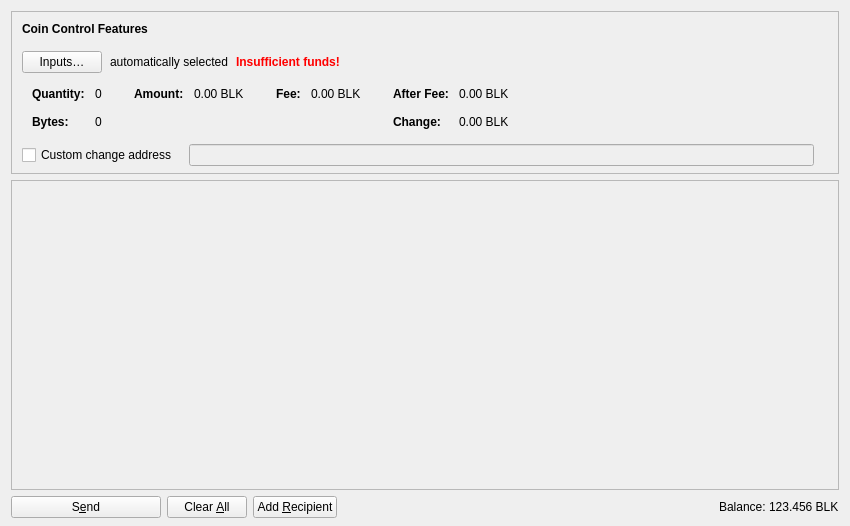
Before: the Qt Designer form src/qt/forms/sendcoinsdialog.ui in watsoncoders/Pavnetwork, drawn with Qt 5.
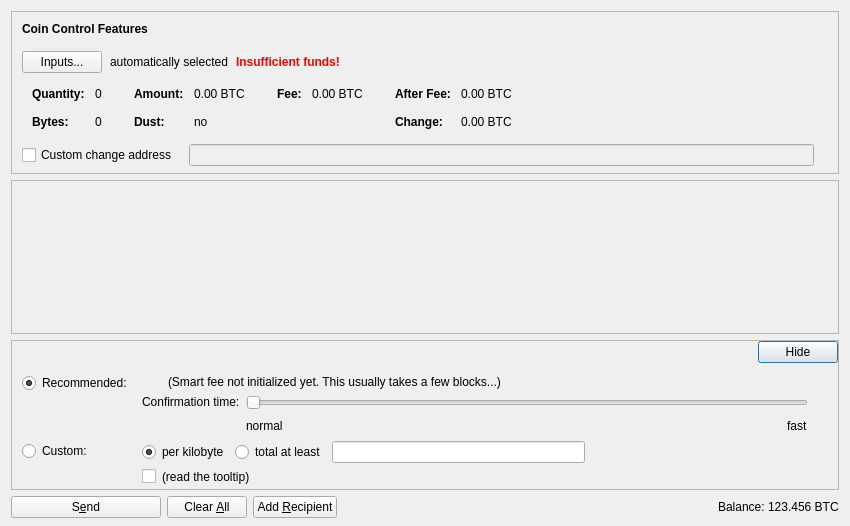
After: the same form once the commit is applied. Icons and pictures are not drawn. Custom widgets are drawn as their Qt base class.

Patch:
```diff
--- a/src/qt/forms/sendcoinsdialog.ui
+++ b/src/qt/forms/sendcoinsdialog.ui
@@ -13,7 +13,7 @@
   <property name="windowTitle">
    <string>Send Coins</string>
   </property>
-  <layout class="QVBoxLayout" name="verticalLayout" stretch="0,1,0">
+  <layout class="QVBoxLayout" name="verticalLayout" stretch="0,1,0,0">
    <property name="bottomMargin">
     <number>8</number>
    </property>
@@ -107,7 +107,7 @@
              <string notr="true"/>
             </property>
             <property name="text">
-             <string>Inputs…</string>
+             <string>Inputs...</string>
             </property>
             <property name="autoDefault">
              <bool>false</bool>
@@ -318,7 +318,36 @@
                   <enum>Qt::ActionsContextMenu</enum>
                  </property>
                  <property name="text">
-                  <string notr="true">0.00 BLK</string>
+                  <string notr="true">0.00 BTC</string>
+                 </property>
+                 <property name="textInteractionFlags">
+                  <set>Qt::LinksAccessibleByMouse|Qt::TextSelectableByKeyboard|Qt::TextSelectableByMouse</set>
+                 </property>
+                </widget>
+               </item>
+               <item row="1" column="0">
+                <widget class="QLabel" name="labelCoinControlLowOutputText">
+                 <property name="font">
+                  <font>
+                   <weight>75</weight>
+                   <bold>true</bold>
+                  </font>
+                 </property>
+                 <property name="text">
+                  <string>Dust:</string>
+                 </property>
+                </widget>
+               </item>
+               <item row="1" column="1">
+                <widget class="QLabel" name="labelCoinControlLowOutput">
+                 <property name="cursor">
+                  <cursorShape>IBeamCursor</cursorShape>
+                 </property>
+                 <property name="contextMenuPolicy">
+                  <enum>Qt::ActionsContextMenu</enum>
+                 </property>
+                 <property name="text">
+                  <string notr="true">no</string>
                  </property>
                  <property name="textInteractionFlags">
                   <set>Qt::LinksAccessibleByMouse|Qt::TextSelectableByKeyboard|Qt::TextSelectableByMouse</set>
@@ -369,7 +398,7 @@
                   <enum>Qt::ActionsContextMenu</enum>
                  </property>
                  <property name="text">
-                  <string notr="true">0.00 BLK</string>
+                  <string notr="true">0.00 BTC</string>
                  </property>
                  <property name="textInteractionFlags">
                   <set>Qt::LinksAccessibleByMouse|Qt::TextSelectableByKeyboard|Qt::TextSelectableByMouse</set>
@@ -380,9 +409,6 @@
              </item>
              <item>
               <layout class="QFormLayout" name="formLayoutCoinControl4">
-               <property name="labelAlignment">
-                <set>Qt::AlignLeft|Qt::AlignVCenter</set>
-               </property>
                <property name="horizontalSpacing">
                 <number>10</number>
                </property>
@@ -423,7 +449,7 @@
                   <enum>Qt::ActionsContextMenu</enum>
                  </property>
                  <property name="text">
-                  <string notr="true">0.00 BLK</string>
+                  <string notr="true">0.00 BTC</string>
                  </property>
                  <property name="textInteractionFlags">
                   <set>Qt::LinksAccessibleByMouse|Qt::TextSelectableByKeyboard|Qt::TextSelectableByMouse</set>
@@ -452,7 +478,7 @@
                   <enum>Qt::ActionsContextMenu</enum>
                  </property>
                  <property name="text">
-                  <string notr="true">0.00 BLK</string>
+                  <string notr="true">0.00 BTC</string>
                  </property>
                  <property name="textInteractionFlags">
                   <set>Qt::LinksAccessibleByMouse|Qt::TextSelectableByKeyboard|Qt::TextSelectableByMouse</set>
@@ -556,7 +582,7 @@
         <x>0</x>
         <y>0</y>
         <width>830</width>
-        <height>304</height>
+        <height>104</height>
        </rect>
       </property>
       <layout class="QVBoxLayout" name="verticalLayout_2" stretch="0,1">
@@ -587,6 +613,494 @@
      </widget>
     </widget>
    </item>
+   <item>
+    <widget class="QFrame" name="frameFee">
+     <property name="sizePolicy">
+      <sizepolicy hsizetype="Expanding" vsizetype="Expanding">
+       <horstretch>0</horstretch>
+       <verstretch>0</verstretch>
+      </sizepolicy>
+     </property>
+     <property name="maximumSize">
+      <size>
+       <width>16777215</width>
+       <height>16777215</height>
+      </size>
+     </property>
+     <property name="frameShape">
+      <enum>QFrame::StyledPanel</enum>
+     </property>
+     <property name="frameShadow">
+      <enum>QFrame::Sunken</enum>
+     </property>
+     <layout class="QVBoxLayout" name="verticalLayoutFee1">
+      <property name="spacing">
+       <number>0</number>
+      </property>
+      <property name="leftMargin">
+       <number>0</number>
+      </property>
+      <property name="topMargin">
+       <number>0</number>
+      </property>
+      <property name="rightMargin">
+       <number>0</number>
+      </property>
+      <property name="bottomMargin">
+       <number>0</number>
+      </property>
+      <item>
+       <layout class="QVBoxLayout" name="verticalLayoutFee2" stretch="0,0,0">
+        <property name="spacing">
+         <number>0</number>
+        </property>
+        <property name="leftMargin">
+         <number>10</number>
+        </property>
+        <property name="topMargin">
+         <number>0</number>
+        </property>
+        <item>
+         <layout class="QHBoxLayout" name="horizontalLayoutFee1">
+          <property name="bottomMargin">
+           <number>0</number>
+          </property>
+          <item>
+           <layout class="QVBoxLayout" name="verticalLayoutFee7">
+            <property name="spacing">
+             <number>0</number>
+            </property>
+            <item>
+             <spacer name="verticalSpacerSmartFee">
+              <property name="orientation">
+               <enum>Qt::Vertical</enum>
+              </property>
+              <property name="sizeType">
+               <enum>QSizePolicy::Fixed</enum>
+              </property>
+              <property name="sizeHint" stdset="0">
+               <size>
+                <width>1</width>
+                <height>4</height>
+               </size>
+              </property>
+             </spacer>
+            </item>
+            <item>
+             <spacer name="verticalSpacer_5">
+              <property name="orientation">
+               <enum>Qt::Vertical</enum>
+              </property>
+              <property name="sizeHint" stdset="0">
+               <size>
+                <width>1</width>
+                <height>1</height>
+               </size>
+              </property>
+             </spacer>
+            </item>
+           </layout>
+          </item>
+          <item>
+           <spacer name="horizontalSpacer_4">
+            <property name="orientation">
+             <enum>Qt::Horizontal</enum>
+            </property>
+            <property name="sizeHint" stdset="0">
+             <size>
+              <width>40</width>
+              <height>20</height>
+             </size>
+            </property>
+           </spacer>
+          </item>
+          <item>
+           <widget class="QPushButton" name="buttonMinimizeFee">
+            <property name="toolTip">
+             <string>collapse fee-settings</string>
+            </property>
+            <property name="text">
+             <string>Hide</string>
+            </property>
+           </widget>
+          </item>
+         </layout>
+        </item>
+        <item>
+         <widget class="QFrame" name="frameFeeSelection">
+          <layout class="QVBoxLayout" name="verticalLayoutFee12">
+           <property name="spacing">
+            <number>0</number>
+           </property>
+           <property name="leftMargin">
+            <number>0</number>
+           </property>
+           <property name="topMargin">
+            <number>0</number>
+           </property>
+           <property name="rightMargin">
+            <number>0</number>
+           </property>
+           <property name="bottomMargin">
+            <number>0</number>
+           </property>
+           <item>
+            <layout class="QGridLayout" name="gridLayoutFee">
+             <property name="topMargin">
+              <number>10</number>
+             </property>
+             <property name="bottomMargin">
+              <number>4</number>
+             </property>
+             <property name="horizontalSpacing">
+              <number>10</number>
+             </property>
+             <property name="verticalSpacing">
+              <number>4</number>
+             </property>
+             <item row="1" column="1">
+              <layout class="QVBoxLayout" name="verticalLayoutFee8">
+               <property name="spacing">
+                <number>6</number>
+               </property>
+               <item>
+                <layout class="QHBoxLayout" name="horizontalLayoutFee13">
+                 <item>
+                  <widget class="QRadioButton" name="radioCustomPerKilobyte">
+                   <property name="toolTip">
+                    <string>If the custom fee is set to 1000 satoshis and the transaction is only 250 bytes, then &quot;per kilobyte&quot; only pays 250 satoshis in fee, while &quot;total at least&quot; pays 1000 satoshis. For transactions bigger than a kilobyte both pay by kilobyte.</string>
+                   </property>
+                   <property name="text">
+                    <string>per kilobyte</string>
+                   </property>
+                   <property name="checked">
+                    <bool>true</bool>
+                   </property>
+                   <attribute name="buttonGroup">
+                    <string notr="true">groupCustomFee</string>
+                   </attribute>
+                  </widget>
+                 </item>
+                 <item>
+                  <widget class="QRadioButton" name="radioCustomAtLeast">
+                   <property name="toolTip">
+                    <string>If the custom fee is set to 1000 satoshis and the transaction is only 250 bytes, then &quot;per kilobyte&quot; only pays 250 satoshis in fee, while &quot;total at least&quot; pays 1000 satoshis. For transactions bigger than a kilobyte both pay by kilobyte.</string>
+                   </property>
+                   <property name="text">
+                    <string>total at least</string>
+                   </property>
+                   <attribute name="buttonGroup">
+                    <string notr="true">groupCustomFee</string>
+                   </attribute>
+                  </widget>
+                 </item>
+                 <item>
+                  <widget class="BitcoinAmountField" name="customFee"/>
+                 </item>
+                 <item>
+                  <spacer name="horizontalSpacer_6">
+                   <property name="orientation">
+                    <enum>Qt::Horizontal</enum>
+                   </property>
+                   <property name="sizeHint" stdset="0">
+                    <size>
+                     <width>1</width>
+                     <height>1</height>
+                    </size>
+                   </property>
+                  </spacer>
+                 </item>
+                </layout>
+               </item>
+               <item>
+                <layout class="QHBoxLayout" name="horizontalLayoutFee8">
+                 <item>
+                  <widget class="QCheckBox" name="checkBoxMinimumFee">
+                   <property name="toolTip">
+                    <string>Paying only the minimum fee is just fine as long as there is less transaction volume than space in the blocks. But be aware that this can end up in a never confirming transaction once there is more demand for pavcoin transactions than the network can process.</string>
+                   </property>
+                   <property name="text">
+                    <string/>
+                   </property>
+                  </widget>
+                 </item>
+                 <item>
+                  <widget class="QLabel" name="labelMinFeeWarning">
+                   <property name="enabled">
+                    <bool>true</bool>
+                   </property>
+                   <property name="toolTip">
+                    <string>Paying only the minimum fee is just fine as long as there is less transaction volume than space in the blocks. But be aware that this can end up in a never confirming transaction once there is more demand for pavcoin transactions than the network can process.</string>
+                   </property>
+                   <property name="text">
+                    <string>(read the tooltip)</string>
+                   </property>
+                   <property name="margin">
+                    <number>5</number>
+                   </property>
+                  </widget>
+                 </item>
+                 <item>
+                  <spacer name="horizontalSpacer_2">
+                   <property name="orientation">
+                    <enum>Qt::Horizontal</enum>
+                   </property>
+                   <property name="sizeHint" stdset="0">
+                    <size>
+                     <width>1</width>
+                     <height>1</height>
+                    </size>
+                   </property>
+                  </spacer>
+                 </item>
+                </layout>
+               </item>
+              </layout>
+             </item>
+             <item row="0" column="0">
+              <layout class="QVBoxLayout" name="verticalLayoutFee4" stretch="0,1">
+               <item>
+                <widget class="QRadioButton" name="radioSmartFee">
+                 <property name="text">
+                  <string>Recommended:</string>
+                 </property>
+                 <property name="checked">
+                  <bool>true</bool>
+                 </property>
+                 <attribute name="buttonGroup">
+                  <string notr="true">groupFee</string>
+                 </attribute>
+                </widget>
+               </item>
+               <item>
+                <spacer name="verticalSpacer_2">
+                 <property name="orientation">
+                  <enum>Qt::Vertical</enum>
+                 </property>
+                 <property name="sizeHint" stdset="0">
+                  <size>
+                   <width>1</width>
+                   <height>1</height>
+                  </size>
+                 </property>
+                </spacer>
+               </item>
+              </layout>
+             </item>
+             <item row="1" column="0">
+              <layout class="QVBoxLayout" name="verticalLayoutFee9" stretch="0,1">
+               <item>
+                <widget class="QRadioButton" name="radioCustomFee">
+                 <property name="text">
+                  <string>Custom:</string>
+                 </property>
+                 <attribute name="buttonGroup">
+                  <string notr="true">groupFee</string>
+                 </attribute>
+                </widget>
+               </item>
+               <item>
+                <spacer name="verticalSpacer_6">
+                 <property name="orientation">
+                  <enum>Qt::Vertical</enum>
+                 </property>
+                 <property name="sizeHint" stdset="0">
+                  <size>
+                   <width>1</width>
+                   <height>1</height>
+                  </size>
+                 </property>
+                </spacer>
+               </item>
+              </layout>
+             </item>
+             <item row="0" column="1">
+              <layout class="QVBoxLayout" name="verticalLayoutFee3" stretch="0,0,1">
+               <property name="spacing">
+                <number>6</number>
+               </property>
+               <property name="topMargin">
+                <number>2</number>
+               </property>
+               <item>
+                <layout class="QHBoxLayout" name="horizontalLayoutFee12">
+                 <item>
+                  <widget class="QLabel" name="labelSmartFee">
+                   <property name="text">
+                    <string/>
+                   </property>
+                   <property name="margin">
+                    <number>2</number>
+                   </property>
+                  </widget>
+                 </item>
+                 <item>
+                  <widget class="QLabel" name="labelFeeEstimation">
+                   <property name="text">
+                    <string/>
+                   </property>
+                  </widget>
+                 </item>
+                 <item>
+                  <widget class="QLabel" name="labelSmartFee2">
+                   <property name="text">
+                    <string>(Smart fee not initialized yet. This usually takes a few blocks...)</string>
+                   </property>
+                   <property name="margin">
+                    <number>2</number>
+                   </property>
+                  </widget>
+                 </item>
+                 <item>
+                  <spacer name="horizontalSpacer_5">
+                   <property name="orientation">
+                    <enum>Qt::Horizontal</enum>
+                   </property>
+                   <property name="sizeHint" stdset="0">
+                    <size>
+                     <width>1</width>
+                     <height>1</height>
+                    </size>
+                   </property>
+                  </spacer>
+                 </item>
+                </layout>
+               </item>
+               <item>
+                <layout class="QHBoxLayout" name="horizontalLayoutFee9">
+                 <item>
+                  <layout class="QVBoxLayout" name="verticalLayoutFee6">
+                   <item>
+                    <widget class="QLabel" name="labelSmartFee3">
+                     <property name="text">
+                      <string>Confirmation time:</string>
+                     </property>
+                     <property name="margin">
+                      <number>2</number>
+                     </property>
+                    </widget>
+                   </item>
+                   <item>
+                    <spacer name="verticalSpacer_3">
+                     <property name="orientation">
+                      <enum>Qt::Vertical</enum>
+                     </property>
+                     <property name="sizeHint" stdset="0">
+                      <size>
+                       <width>1</width>
+                       <height>1</height>
+                      </size>
+                     </property>
+                    </spacer>
+                   </item>
+                  </layout>
+                 </item>
+                 <item>
+                  <layout class="QVBoxLayout" name="verticalLayoutFee5">
+                   <property name="rightMargin">
+                    <number>30</number>
+                   </property>
+                   <item>
+                    <widget class="QSlider" name="sliderSmartFee">
+                     <property name="minimum">
+                      <number>0</number>
+                     </property>
+                     <property name="maximum">
+                      <number>24</number>
+                     </property>
+                     <property name="pageStep">
+                      <number>1</number>
+                     </property>
+                     <property name="value">
+                      <number>0</number>
+                     </property>
+                     <property name="orientation">
+                      <enum>Qt::Horizontal</enum>
+                     </property>
+                     <property name="invertedAppearance">
+                      <bool>false</bool>
+                     </property>
+                     <property name="invertedControls">
+                      <bool>false</bool>
+                     </property>
+                     <property name="tickPosition">
+                      <enum>QSlider::NoTicks</enum>
+                     </property>
+                    </widget>
+                   </item>
+                   <item>
+                    <layout class="QHBoxLayout" name="horizontalLayoutFee10">
+                     <item>
+                      <widget class="QLabel" name="labelSmartFeeNormal">
+                       <property name="text">
+                        <string>normal</string>
+                       </property>
+                      </widget>
+                     </item>
+                     <item>
+                      <spacer name="horizontalSpacer_3">
+                       <property name="orientation">
+                        <enum>Qt::Horizontal</enum>
+                       </property>
+                       <property name="sizeHint" stdset="0">
+                        <size>
+                         <width>40</width>
+                         <height>20</height>
+                        </size>
+                       </property>
+                      </spacer>
+                     </item>
+                     <item>
+                      <widget class="QLabel" name="labelSmartFeeFast">
+                       <property name="text">
+                        <string>fast</string>
+                       </property>
+                      </widget>
+                     </item>
+                    </layout>
+                   </item>
+                  </layout>
+                 </item>
+                </layout>
+               </item>
+               <item>
+                <spacer name="verticalSpacer_4">
+                 <property name="orientation">
+                  <enum>Qt::Vertical</enum>
+                 </property>
+                 <property name="sizeHint" stdset="0">
+                  <size>
+                   <width>1</width>
+                   <height>1</height>
+                  </size>
+                 </property>
+                </spacer>
+               </item>
+              </layout>
+             </item>
+            </layout>
+           </item>
+          </layout>
+         </widget>
+        </item>
+        <item>
+         <spacer name="verticalSpacerFee">
+          <property name="orientation">
+           <enum>Qt::Vertical</enum>
+          </property>
+          <property name="sizeHint" stdset="0">
+           <size>
+            <width>800</width>
+            <height>1</height>
+           </size>
+          </property>
+         </spacer>
+        </item>
+       </layout>
+      </item>
+     </layout>
+    </widget>
+   </item>
    <item>
     <layout class="QHBoxLayout" name="horizontalLayout">
      <item>
@@ -698,7 +1212,7 @@
           <cursorShape>IBeamCursor</cursorShape>
          </property>
          <property name="text">
-          <string notr="true">123.456 BLK</string>
+          <string notr="true">123.456 BTC</string>
          </property>
          <property name="textInteractionFlags">
           <set>Qt::LinksAccessibleByMouse|Qt::TextSelectableByKeyboard|Qt::TextSelectableByMouse</set>
```
Left out of the diff: 37 changed lines with no effect on the pictures.
